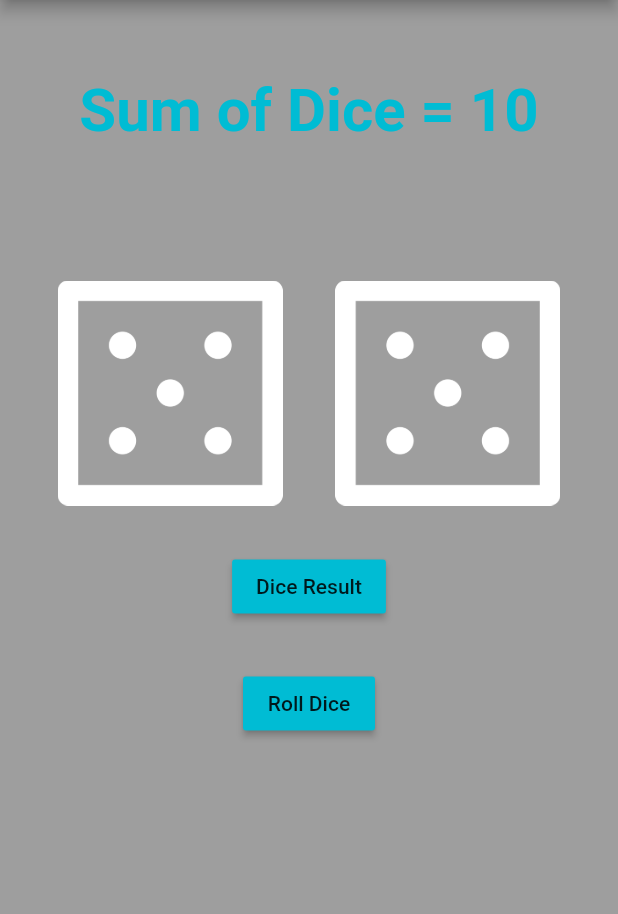
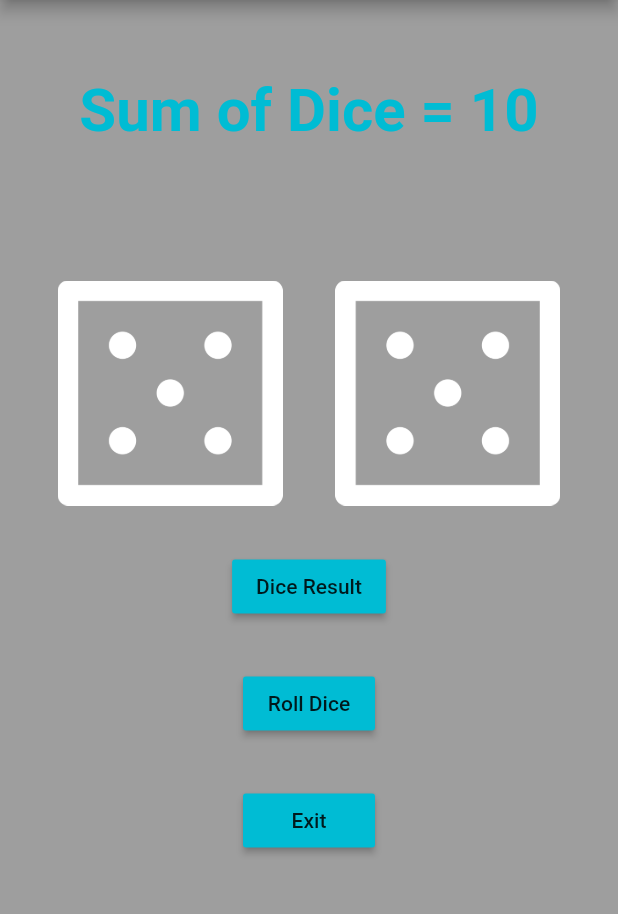
Before and after one commit to MuhammadAlikhichi/SP17-BCS-031, a Flutter app: the screen it shows after launch, after a tap on "simple Level", on a phone screen of 412 x 824 dp, the part 84-998 px from its top. Run offline on Flutter 3.47's test engine with Material 2 defaults, Android fonts, the phone set to English and light mode, and no system bars.

Commit message:
commit 7 add exit button

```diff
--- a/lib/contect.dart
+++ b/lib/contect.dart
@@ -1,3 +1,5 @@
+
+import 'dart:io';
 
 import 'drawer.dart';
 import 'package:flutter/material.dart';
@@ -43,10 +45,18 @@ class _MyHomePageState extends State<MyHomePage> {
           Text("I am a student",style: TextStyle(fontWeight: FontWeight.bold, color: Colors.white),),
           SizedBox( height: 40.0),
 
+//          Padding(
+//            padding: const EdgeInsets.only(top: 10),
+//            child: RaisedButton(onPressed: HomeScreen, color: Colors.cyan,
+//              child: Text('Go Home'),
+//            ),
+//          ),
+
           Padding(
             padding: const EdgeInsets.only(top: 10),
-            child: RaisedButton(onPressed: HomeScreen, color: Colors.cyan,
-              child: Text('Go Home'),
+            child: RaisedButton(
+              onPressed:(){ exit(0);}, color: Colors.cyan,
+              child: Text('Exit'),
             ),
           ),
         ],
--- a/lib/home.dart
+++ b/lib/home.dart
@@ -1,3 +1,5 @@
+import 'dart:io';
+
 import 'package:cardapp/simplelevel.dart';
 import 'package:flutter/material.dart';
 import 'simplelevel.dart';
@@ -38,6 +40,17 @@ class _homepageState extends State<homepage> {
 
 
             ),
+            SizedBox(
+              height: 20,
+            ),
+            RaisedButton(
+                child: Text('Exit'),
+                color: Colors.pinkAccent,
+                onPressed: () {
+                 exit(0);
+                }
+
+            ),
           ],
         ),
       ),
--- a/lib/simplelevel.dart
+++ b/lib/simplelevel.dart
@@ -1,3 +1,5 @@
+import 'dart:io';
+
 import 'package:flutter/cupertino.dart';
 import 'package:flutter/material.dart';
 import 'dart:math';
@@ -125,6 +127,16 @@ class _DicepageState extends State<Dicepage> {
                   child: Text('Roll Dice'),
                 ),
               ),
+              Padding(
+                padding: const EdgeInsets.only(top: 30),
+                child: RaisedButton(
+                  child: Text('Exit'),
+                  color: Colors.cyan ,
+                  onPressed: () {
+                    exit(0);
+                  },
+                ),
+              ),
               // Padding(
               //   padding: const EdgeInsets.only(top: 10),
               //   //child: RaisedButton(onPressed: MainMenu,
```
Also changed, not shown: lib/hardlevel.dart (added).
